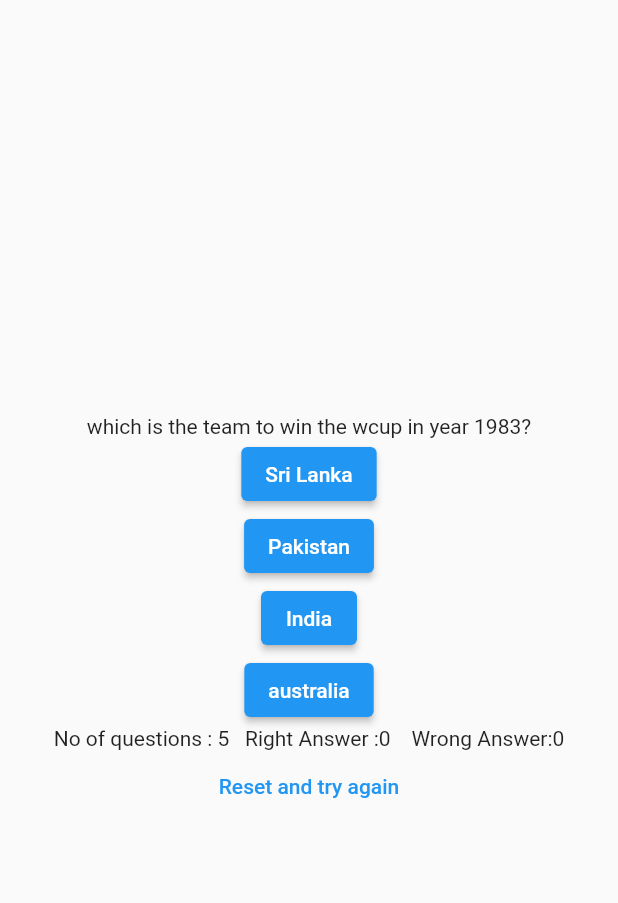
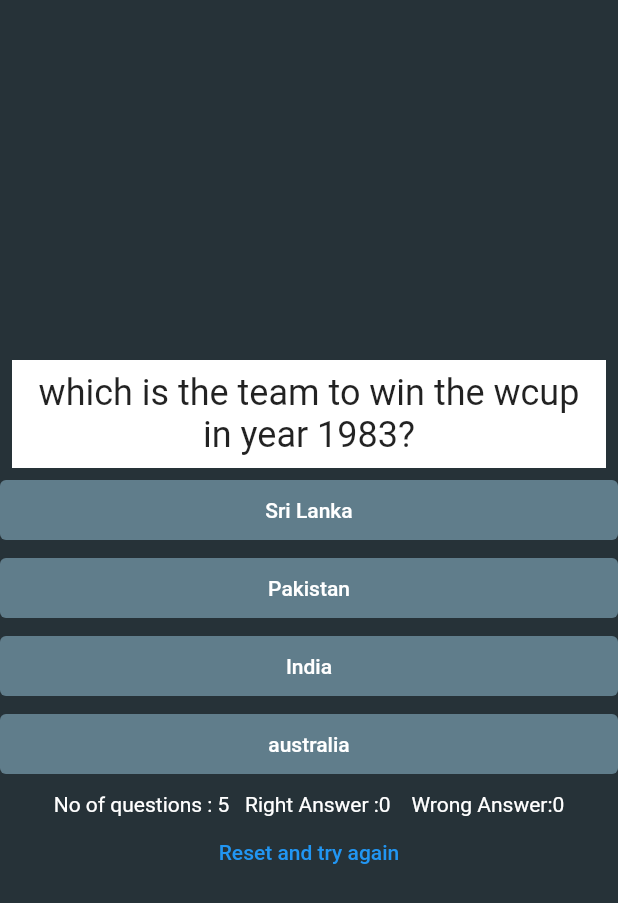
Before and after one commit to Jashwanth-Gowda-R/appMakingAcademyCourses, a Flutter app: the screen it shows after launch, on a phone screen of 412 x 824 dp. Shown: the top 903 px of the screen. Run offline on Flutter 3.47's test engine with Material 2 defaults, Android fonts, the phone set to English and light mode, and no system bars.

Commit message:
add style to app

```diff
--- a/quiz_app/lib/main.dart
+++ b/quiz_app/lib/main.dart
@@ -91,39 +91,95 @@ class _QuizAppState extends State<QuizApp> {
     return MaterialApp(
       debugShowCheckedModeBanner: false,
       home: Scaffold(
+          backgroundColor: Colors.blueGrey[900],
           body: Container(
             width: double.infinity,
             child: Column(
               crossAxisAlignment: CrossAxisAlignment.center,
               mainAxisAlignment: MainAxisAlignment.center,
               children: [
-            Text("${questions[currentIndex]["question"]}"),
-            ElevatedButton(
+                Container(
+                    color: Colors.white,
+                    margin: const EdgeInsets.all(8),
+                    padding: const EdgeInsets.all(8),
+                    child: Text(
+                      "${questions[currentIndex]["question"]}",
+                      style: const TextStyle(fontSize: 24),
+                      textAlign: TextAlign.center,
+                    )),
+                Container(
+                  width: double.infinity,
+                  height: 40,
+                  child: ElevatedButton(
+                    style: ElevatedButton.styleFrom(
+                      primary: Colors.blueGrey,
+                      elevation: 0,
+                    ),
                     onPressed: () {
                       validateAnswer(questions[currentIndex]["options_a"]);
                     },
                     child: Text("${questions[currentIndex]["options_a"]}"),
                   ),
-            ElevatedButton(
+                ),
+                const SizedBox(
+                  height: 12,
+                ),
+                Container(
+                  width: double.infinity,
+                  height: 40,
+                  child: ElevatedButton(
+                    style: ElevatedButton.styleFrom(
+                      primary: Colors.blueGrey,
+                      elevation: 0,
+                    ),
                     onPressed: () {
                       validateAnswer(questions[currentIndex]["options_b"]);
                     },
                     child: Text("${questions[currentIndex]["options_b"]}"),
                   ),
-            ElevatedButton(
+                ),
+                const SizedBox(
+                  height: 12,
+                ),
+                Container(
+                  width: double.infinity,
+                  height: 40,
+                  child: ElevatedButton(
+                    style: ElevatedButton.styleFrom(
+                      primary: Colors.blueGrey,
+                      elevation: 0,
+                    ),
                     onPressed: () {
                       validateAnswer(questions[currentIndex]["options_c"]);
                     },
                     child: Text("${questions[currentIndex]["options_c"]}"),
                   ),
-            ElevatedButton(
+                ),
+                const SizedBox(
+                  height: 12,
+                ),
+                Container(
+                  width: double.infinity,
+                  height: 40,
+                  child: ElevatedButton(
+                    style: ElevatedButton.styleFrom(
+                      primary: Colors.blueGrey,
+                      elevation: 0,
+                    ),
                     onPressed: () {
                       validateAnswer(questions[currentIndex]["options_d"]);
                     },
                     child: Text("${questions[currentIndex]["options_d"]}"),
                   ),
+                ),
+                const SizedBox(
+                  height: 12,
+                ),
                 Text(
                   "No of questions : ${questions.length}   Right Answer :$rightAnswerCount    Wrong Answer:$wrongAnswerCount",
+                  style: const TextStyle(
+                    color: Colors.white,
+                  ),
                 ),
                 TextButton(
                     onPressed: () {
```
Lines whose indentation alone changed are shown as unchanged.
